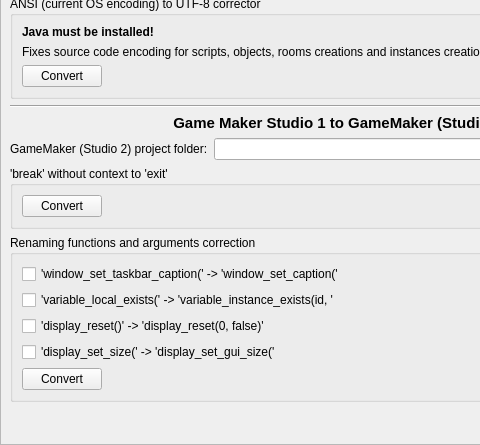
The window that src/mainwindow.ui (3dproger/GameMakerLegacyHelper) describes before a commit, drawn with Qt 5; both pictures show x 0 to 480 and y 137 to 582 of the 776 by 582 pixel window.
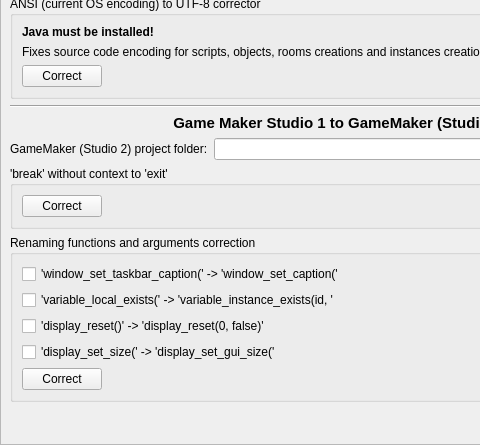
The same window after the commit.

```diff
--- a/src/mainwindow.ui
+++ b/src/mainwindow.ui
@@ -33,7 +33,7 @@
        <property name="geometry">
         <rect>
          <x>0</x>
-         <y>-131</y>
+         <y>-163</y>
          <width>757</width>
          <height>743</height>
         </rect>
@@ -159,7 +159,7 @@
            <item row="2" column="0">
             <widget class="QPushButton" name="pushButton">
              <property name="text">
-              <string>Convert</string>
+              <string>Correct</string>
              </property>
             </widget>
            </item>
@@ -231,7 +231,7 @@
              <item>
               <widget class="QPushButton" name="pushButtonBreakToExitConvert">
                <property name="text">
-                <string>Convert</string>
+                <string>Correct</string>
                </property>
               </widget>
              </item>
@@ -290,7 +290,7 @@
                <item>
                 <widget class="QPushButton" name="pushButtonConvertFunctions">
                  <property name="text">
-                  <string>Convert</string>
+                  <string>Correct</string>
                  </property>
                 </widget>
                </item>
```
Left out of the diff: 6 changed lines with no effect on the pictures.
